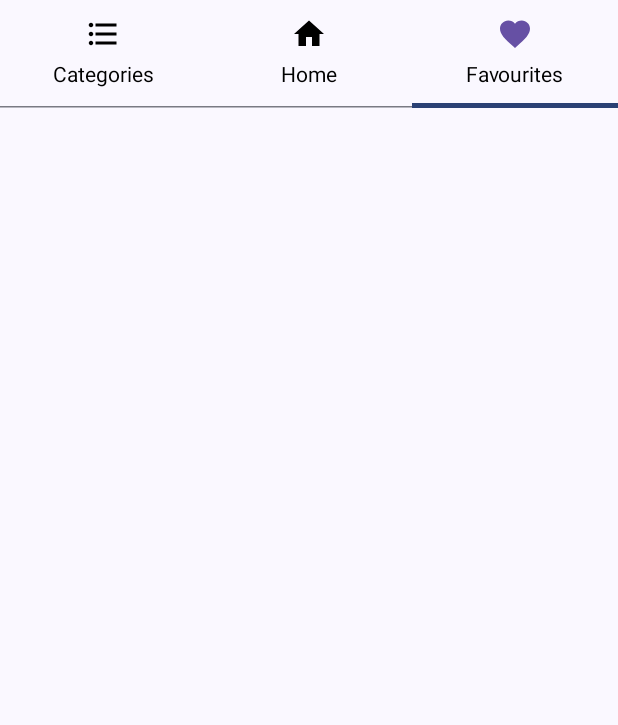
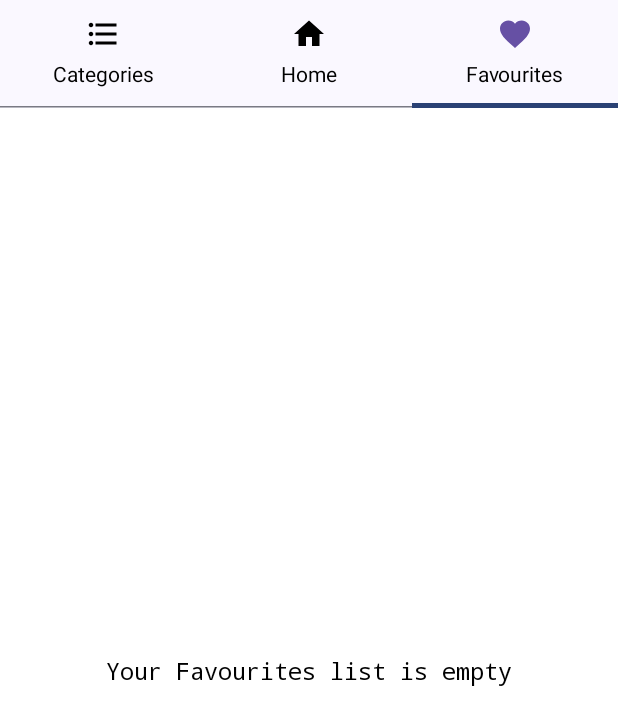
Before and after one commit to alexandrakomkova/cocktail_db, an Android app built with Jetpack Compose: the screen it shows after launch (MainActivity), tab 3 chosen, on a phone screen of 412 x 824 dp. Shown: the top 725 px of the screen. Run offline under Robolectric (Android 15) with nearby library versions, the phone set to English and light mode, and no system bars; our stand-ins replace Room's generated code.

Commit message:
add favourite_list screen

```diff
--- a/app/src/main/java/com/example/cocktail_db/data/data_source/FavCocktailDatabase.kt
+++ b/app/src/main/java/com/example/cocktail_db/data/data_source/FavCocktailDatabase.kt
@@ -5,15 +5,9 @@ import androidx.room.RoomDatabase
 import com.example.cocktail_db.domain.model.FavCocktail
 
 
-@Database(
-		entities = [FavCocktail::class],
-		version = 1
-)
-
-
+@Database(entities = [FavCocktail::class], version = 1)
 abstract class FavCocktailDatabase: RoomDatabase() {
-		//abstract val cocktailDao: CocktailDao
-		abstract fun favCocktailDao(): CocktailDao
+		abstract fun getFavCocktailDao(): CocktailDao
 
 		companion object {
 				const val DATABASE_NAME = "favourite_cocktails_db"
--- a/app/src/main/java/com/example/cocktail_db/data/repository/FavCocktailRepositoryImpl.kt
+++ b/app/src/main/java/com/example/cocktail_db/data/repository/FavCocktailRepositoryImpl.kt
@@ -6,11 +6,10 @@ import com.example.cocktail_db.domain.repository.FavCocktailRepository
 import org.koin.core.component.KoinComponent
 
 class FavCocktailRepositoryImpl(
-		// private val dao: CocktailDao
 		private val database: FavCocktailDatabase
 ): FavCocktailRepository, KoinComponent {
 
-		private val dao = database.favCocktailDao()
+		private val dao = database.getFavCocktailDao()
 		override suspend fun getFavourites(): List<FavCocktail> { return dao.getFavourites() }
 
 		override suspend fun getFavCocktailById(id: Int): FavCocktail { return dao.getFavCocktailById(id) }
--- a/app/src/main/java/com/example/cocktail_db/di/KoinApp.kt
+++ b/app/src/main/java/com/example/cocktail_db/di/KoinApp.kt
@@ -13,6 +13,7 @@ class KoinApp: Application() {
 
 				startKoin {
 						androidContext(this@KoinApp)
+
 						modules(
 								listOf(
 									appModule,
--- a/app/src/main/java/com/example/cocktail_db/di/KoinAppModule.kt
+++ b/app/src/main/java/com/example/cocktail_db/di/KoinAppModule.kt
@@ -3,6 +3,7 @@ package com.example.cocktail_db.di
 import android.os.Build
 import androidx.annotation.RequiresExtension
 import com.example.cocktail_db.feature.category_list.CategoryListViewModel
+import com.example.cocktail_db.feature.favourite_cocktail.FavouriteListViewModel
 import org.koin.androidx.viewmodel.dsl.viewModel
 import org.koin.dsl.module
 
@@ -16,5 +17,10 @@ val appModule = module {
 				)
 		}
 
+		viewModel<FavouriteListViewModel> {
+				FavouriteListViewModel(
+						favCocktailUseCases = get()
+				)
+		}
 
 }
--- a/app/src/main/java/com/example/cocktail_db/di/KoinDataModule.kt
+++ b/app/src/main/java/com/example/cocktail_db/di/KoinDataModule.kt
@@ -1,6 +1,8 @@
 package com.example.cocktail_db.di
 
+import android.app.Application
 import androidx.room.Room
+import com.example.cocktail_db.data.data_source.CocktailDao
 import com.example.cocktail_db.data.data_source.FavCocktailDatabase
 import com.example.cocktail_db.data.repository.CocktailDbRepositoryImpl
 import com.example.cocktail_db.data.repository.FavCocktailRepositoryImpl
@@ -15,27 +17,21 @@ val dataModuleCocktailDb = module {
 				CocktailDbRepositoryImpl (api = get())
 		} bind CocktailDbRepository::class
 
-		// single { OnboardingStorage() }
-		single {
-				Room
-						.databaseBuilder(context = get(), FavCocktailDatabase::class.java, "favcocktail_db")
-						.build()
-		}
 
-		single {
-				FavCocktailRepositoryImpl(database = get())
-		} bind FavCocktailRepository::class
+//		single {
+//				FavCocktailRepositoryImpl(database = get())
+//		} bind FavCocktailRepository::class
+
+		single<FavCocktailRepository> { FavCocktailRepositoryImpl(get()) }
+
+		single { provideDataBase(get()) }
+		single { provideDao(get()) }
 }
 
-val dataModuleFavCocktail = module {
-
-		single {
-				Room
-						.databaseBuilder(context = get(), FavCocktailDatabase::class.java, "favcocktail_db")
-						.build()
-		}
-
-		single {
-				FavCocktailRepositoryImpl(database = get())
-		} bind FavCocktailRepository::class
-}
+fun provideDataBase(application: Application): FavCocktailDatabase =
+		Room.databaseBuilder(
+				application,
+				FavCocktailDatabase::class.java,
+				FavCocktailDatabase.DATABASE_NAME
+		).fallbackToDestructiveMigration().build()
+fun provideDao(favCocktailDataBase: FavCocktailDatabase): CocktailDao = favCocktailDataBase.getFavCocktailDao()
--- a/app/src/main/java/com/example/cocktail_db/domain/repository/FavCocktailRepository.kt
+++ b/app/src/main/java/com/example/cocktail_db/domain/repository/FavCocktailRepository.kt
@@ -5,10 +5,7 @@ import com.example.cocktail_db.domain.model.FavCocktail
 interface FavCocktailRepository {
 
 		suspend fun getFavourites(): List<FavCocktail>
-
 		suspend fun getFavCocktailById(id: Int):FavCocktail
-
 		suspend fun insertFavCocktail(cocktail: FavCocktail)
-
 		suspend fun deleteFavCocktail(cocktail: FavCocktail)
 }
--- a/app/src/main/java/com/example/cocktail_db/feature/CocktailDbApp.kt
+++ b/app/src/main/java/com/example/cocktail_db/feature/CocktailDbApp.kt
@@ -38,6 +38,13 @@ fun CocktailDbNavHost(
 														categoryName = it.categoryName
 												)
 										)
+								},
+								onCocktailClick = {
+										navController.navigate(
+												Screen.CocktailDetail.createRoute(
+														cocktailId = it.id.toString()
+												)
+										)
 								}
 						)
 				}
@@ -45,11 +52,15 @@ fun CocktailDbNavHost(
 				composable(
 						route = Screen.CategoryDetail.route,
 						arguments = Screen.CategoryDetail.navArguments
-				) {}
+				) {
+
+				}
 
 				composable(
 						route = Screen.CocktailDetail.route,
 						arguments = Screen.CocktailDetail.navArguments
-				) {}
+				) {
+
+				}
 		}
 }
--- a/app/src/main/java/com/example/cocktail_db/feature/category_list/CategoryListScreen.kt
+++ b/app/src/main/java/com/example/cocktail_db/feature/category_list/CategoryListScreen.kt
@@ -1,7 +1,9 @@
 package com.example.cocktail_db.feature.category_list
 
 import android.os.Build
+import androidx.activity.compose.ReportDrawn
 import androidx.annotation.RequiresExtension
+import androidx.compose.foundation.layout.Arrangement
 import androidx.compose.foundation.layout.Box
 import androidx.compose.foundation.layout.Column
 import androidx.compose.foundation.layout.fillMaxSize
@@ -14,9 +16,12 @@ import androidx.compose.material3.CircularProgressIndicator
 import androidx.compose.runtime.Composable
 import androidx.compose.ui.Alignment
 import androidx.compose.ui.Modifier
+import androidx.compose.ui.res.stringResource
 import androidx.compose.ui.unit.dp
+import com.example.cocktail_db.R
 import com.example.cocktail_db.core.ErrorTextRetryBtn
 import com.example.cocktail_db.domain.model.Category
+import com.example.cocktail_db.ui.theme.cocktailInfoBlack
 import com.example.cocktail_db.ui.theme.cocktailName
 import org.koin.androidx.compose.koinViewModel
 
@@ -39,7 +44,7 @@ fun CategoryListScreen(
 		) {
 
 				if(state.categories.isEmpty()) {
-						state.categories.lastIndex
+						EmptyCategoryList(modifier = modifier)
 				} else {
 						CategoryListScreen(state = state, onCategoryClick = onCategoryClick)
 				}
@@ -88,3 +93,22 @@ fun CategoryListScreen(
 				}
 		}
 }
+
+@Composable
+fun EmptyCategoryList(
+		modifier: Modifier = Modifier
+) {
+		ReportDrawn()
+
+		Column(
+				modifier = modifier,
+				horizontalAlignment = Alignment.CenterHorizontally,
+				verticalArrangement = Arrangement.Center
+		) {
+				androidx.compose.material3.Text(
+						text = stringResource(id = R.string.category_list_empty),
+						style = cocktailInfoBlack
+				)
+
+		}
+}
--- a/app/src/main/java/com/example/cocktail_db/feature/favourite_cocktail/FavouriteListScreen.kt
+++ b/app/src/main/java/com/example/cocktail_db/feature/favourite_cocktail/FavouriteListScreen.kt
@@ -1,11 +1,84 @@
 package com.example.cocktail_db.feature.favourite_cocktail
 
+import androidx.activity.compose.ReportDrawn
+import androidx.compose.foundation.layout.Arrangement
+import androidx.compose.foundation.layout.Box
+import androidx.compose.foundation.layout.Column
+import androidx.compose.foundation.layout.fillMaxSize
+import androidx.compose.foundation.layout.padding
+import androidx.compose.material3.CircularProgressIndicator
+import androidx.compose.material3.Text
 import androidx.compose.runtime.Composable
+import androidx.compose.ui.Alignment
 import androidx.compose.ui.Modifier
+import androidx.compose.ui.res.stringResource
+import androidx.compose.ui.unit.dp
+import com.example.cocktail_db.R
+import com.example.cocktail_db.core.ErrorTextRetryBtn
+import com.example.cocktail_db.domain.model.Cocktail
+import com.example.cocktail_db.ui.theme.cocktailInfoBlack
+import org.koin.androidx.compose.getViewModel
 
 @Composable
 fun FavouriteListScreen(
 		modifier: Modifier = Modifier,
+		viewModel: FavouriteListViewModel = getViewModel(),
+		onCocktailClick: (Cocktail) -> Unit,
+) {
+		val state = viewModel.state.value
+
+		Box(
+				modifier = Modifier
+						.fillMaxSize()
+						.padding(
+								horizontal = 15.dp,
+								vertical = 10.dp
+						)
+		) {
+
+				if(state.favourites.isEmpty()) {
+						EmptyFavouriteList(modifier = modifier)
+				} else {
+						FavouriteListScreen(
+								modifier = modifier,
+								state = state,
+								onCocktailClick = onCocktailClick
+						)
+				}
+				if(state.error.isNotBlank()) {
+						ErrorTextRetryBtn(errorText = state.error) { viewModel.refresh() }
+				}
+				if(state.isLoading) {
+						CircularProgressIndicator(modifier = Modifier.align(Alignment.Center))
+				}
+		}
+
+}
+
+@Composable
+fun FavouriteListScreen(
+		modifier: Modifier = Modifier,
+		state: FavouriteListState,
+		onCocktailClick: (Cocktail) -> Unit
 ) {
 
 }
+
+@Composable
+fun EmptyFavouriteList(
+		modifier: Modifier = Modifier
+) {
+		ReportDrawn()
+
+		Column(
+				modifier = modifier,
+				horizontalAlignment = Alignment.CenterHorizontally,
+				verticalArrangement = Arrangement.Center
+		) {
+				Text(
+						text = stringResource(id = R.string.favourite_list_empty),
+						style = cocktailInfoBlack
+				)
+
+		}
+}
--- /dev/null
+++ b/app/src/main/java/com/example/cocktail_db/feature/favourite_cocktail/FavouriteListState.kt
@@ -0,0 +1,9 @@
+package com.example.cocktail_db.feature.favourite_cocktail
+
+import com.example.cocktail_db.domain.model.FavCocktail
+
+data class FavouriteListState(
+		val isLoading: Boolean = false,
+		val favourites: List<FavCocktail> = emptyList(),
+		val error: String = ""
+)
--- /dev/null
+++ b/app/src/main/java/com/example/cocktail_db/feature/favourite_cocktail/FavouriteListViewModel.kt
@@ -0,0 +1,38 @@
+package com.example.cocktail_db.feature.favourite_cocktail
+
+import androidx.compose.runtime.State
+import androidx.compose.runtime.mutableStateOf
+import androidx.lifecycle.ViewModel
+import androidx.lifecycle.viewModelScope
+import com.example.cocktail_db.core.Resource
+import com.example.cocktail_db.domain.use_case.fav_cocktails_use_case.FavCocktailUseCases
+import kotlinx.coroutines.Dispatchers
+import kotlinx.coroutines.flow.onEach
+import kotlinx.coroutines.launch
+import org.koin.core.component.KoinComponent
+
+class FavouriteListViewModel(
+		private val favCocktailUseCases: FavCocktailUseCases
+): ViewModel(), KoinComponent {
+
+		private val _state = mutableStateOf(FavouriteListState())
+		val state: State<FavouriteListState> = _state
+
+		init { getFavourites() }
+
+		private fun getFavourites() {
+				viewModelScope.launch(Dispatchers.IO) {
+						favCocktailUseCases.getFavCocktailsUseCase().onEach { result ->
+								when(result) {
+										is Resource.Error -> { _state.value = FavouriteListState(error = result.message ?: "An unexpected error occurred") }
+										is Resource.Loading -> { _state.value = FavouriteListState(isLoading = true) }
+										is Resource.Success -> { _state.value = FavouriteListState(favourites = result.data ?: emptyList()) }
+								}
+						}
+				}
+		}
+
+		fun refresh() {
+				getFavourites()
+		}
+}
--- a/app/src/main/java/com/example/cocktail_db/feature/home/HomeScreen.kt
+++ b/app/src/main/java/com/example/cocktail_db/feature/home/HomeScreen.kt
@@ -26,6 +26,7 @@ import androidx.compose.ui.res.painterResource
 import androidx.compose.ui.res.stringResource
 import com.example.cocktail_db.R
 import com.example.cocktail_db.domain.model.Category
+import com.example.cocktail_db.domain.model.Cocktail
 import com.example.cocktail_db.feature.category_list.CategoryListScreen
 import com.example.cocktail_db.feature.favourite_cocktail.FavouriteListScreen
 import com.example.cocktail_db.ui.theme.Purple40
@@ -45,7 +46,8 @@ enum class CocktailDbPage(
 fun HomeScreen(
 		modifier: Modifier = Modifier,
 		pages: Array<CocktailDbPage> = CocktailDbPage.entries.toTypedArray(),
-		onCategoryClick: (Category) -> Unit
+		onCategoryClick: (Category) -> Unit,
+		onCocktailClick: (Cocktail) -> Unit
 ) {
 		val pagerState = rememberPagerState(pageCount = { pages.size })
 
@@ -57,7 +59,8 @@ fun HomeScreen(
 						pagerState = pagerState,
 						pages = pages,
 						modifier = Modifier.padding(top = contentPadding.calculateTopPadding()),
-						onCategoryClick = onCategoryClick
+						onCategoryClick = onCategoryClick,
+						onCocktailClick = onCocktailClick
 				)
 
 		}
@@ -72,7 +75,8 @@ fun HomePagerScreen(
 		pagerState: PagerState,
 		pages: Array<CocktailDbPage>,
 		modifier: Modifier = Modifier,
-		onCategoryClick: (Category) -> Unit
+		onCategoryClick: (Category) -> Unit,
+		onCocktailClick: (Cocktail) -> Unit
 ) {
 		Column(modifier) {
 				val coroutineScope = rememberCoroutineScope()
@@ -105,6 +109,12 @@ fun HomePagerScreen(
 						verticalAlignment = Alignment.Top
 				) { index ->
 						when(pages[index]) {
+								CocktailDbPage.FAVOURITE_LIST -> {
+										FavouriteListScreen(
+												modifier = Modifier.fillMaxSize(),
+												onCocktailClick = onCocktailClick
+										)
+								}
 								CocktailDbPage.CATEGORY_LIST -> {
 										CategoryListScreen(
 												modifier = Modifier.fillMaxSize(),
@@ -114,9 +124,7 @@ fun HomePagerScreen(
 								CocktailDbPage.HOME -> {
 										CachedCocktailListScreen(modifier = Modifier.fillMaxSize())
 								}
-								CocktailDbPage.FAVOURITE_LIST -> {
-										FavouriteListScreen(modifier = Modifier.fillMaxSize())
-								}
+
 						}
 
 				}
--- a/app/src/main/res/values/strings.xml
+++ b/app/src/main/res/values/strings.xml
@@ -4,4 +4,7 @@
     <string name="category_list_title">Categories</string>
     <string name="home_title">Home</string>
     <string name="favourite_list_title">Favourites</string>
+
+    <string name="favourite_list_empty"> Your Favourites list is empty</string>
+    <string name="category_list_empty"> Category list is empty</string>
 </resources>
--- a/gradle/libs.versions.toml
+++ b/gradle/libs.versions.toml
@@ -10,6 +10,7 @@ lifecycleRuntimeKtx = "2.6.1"
 activityCompose = "1.7.0"
 composeBom = "2023.08.00"
 
+material = "1.6.8"
 retrofit2 = "2.9.0"
 okhttp3 = "5.0.0-alpha.3"
 koin_android_version = "3.4.0"
@@ -23,6 +24,7 @@ roomRuntime = "2.6.1"
 
 [libraries]
 androidx-core-ktx = { group = "androidx.core", name = "core-ktx", version.ref = "coreKtx" }
+androidx-material = { module = "androidx.compose.material:material", version.ref = "material" }
 androidx-room-compiler = { module = "androidx.room:room-compiler", version.ref = "roomCompiler" }
 androidx-room-runtime = { module = "androidx.room:room-runtime", version.ref = "roomRuntime" }
 coil-compose = { module = "io.coil-kt:coil-compose", version.ref = "coilCompose" }
```
Also changed, not shown: app/build.gradle.kts (+4 -4 lines).
